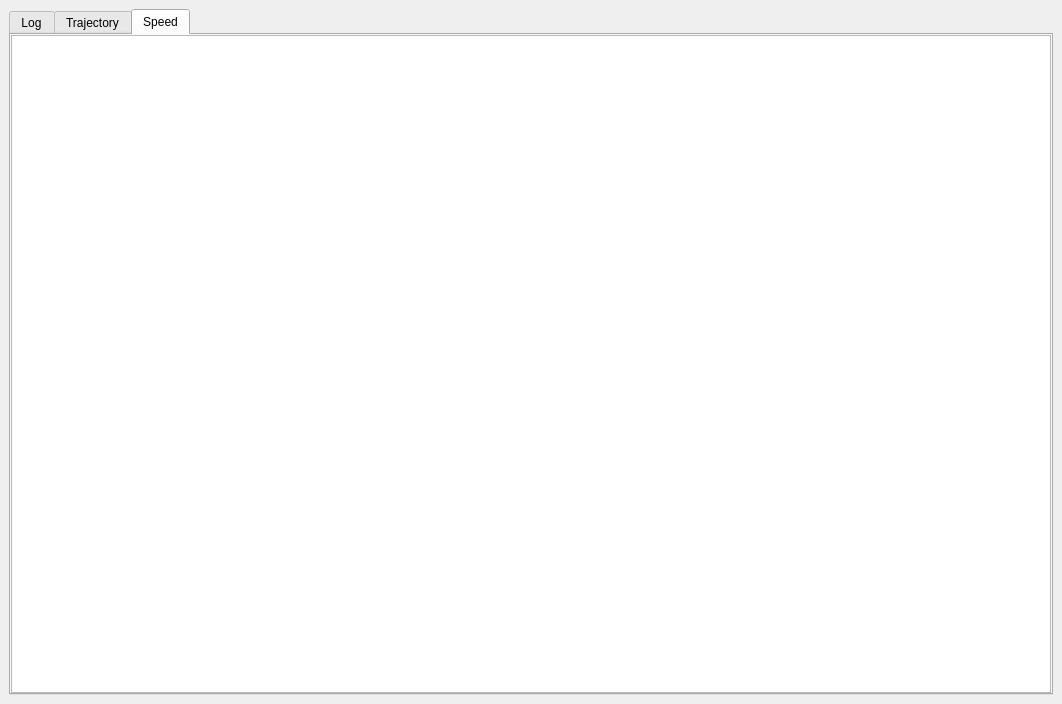
Old version of the form bhbot/tools/logviewer/mainwindow.ui in the repository alberthier/bhware.
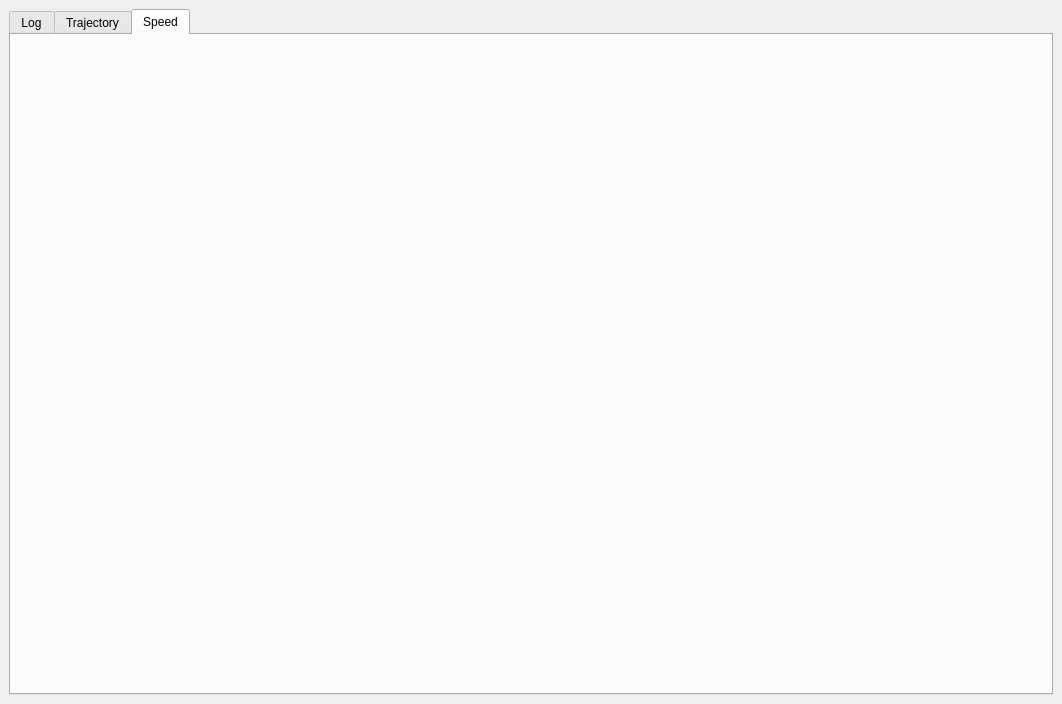
New version of the form. The open tabs and pages were chosen to show the change.

Commit message: Use matplotlib to display speed graphs

What changed in the file:
```diff
--- a/bhbot/tools/logviewer/mainwindow.ui
+++ b/bhbot/tools/logviewer/mainwindow.ui
@@ -108,13 +108,6 @@
         <property name="margin">
          <number>0</number>
         </property>
-        <item>
-         <widget class="QGraphicsView" name="speed_view">
-          <property name="renderHints">
-           <set>QPainter::Antialiasing|QPainter::SmoothPixmapTransform|QPainter::TextAntialiasing</set>
-          </property>
-         </widget>
-        </item>
        </layout>
       </widget>
      </widget>
```
Left out of the diff: 2 changed lines with no effect on the pictures. The commit also changes 1 other file.
